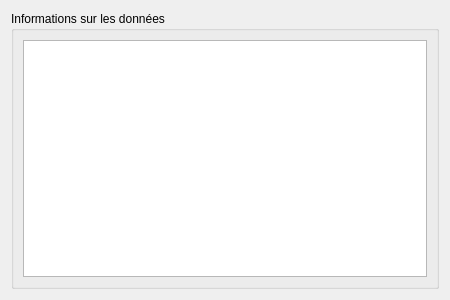
Before: the Qt Designer form views/about_data_dialog.ui in RoroTiti/OC_P5, drawn with Qt 5.
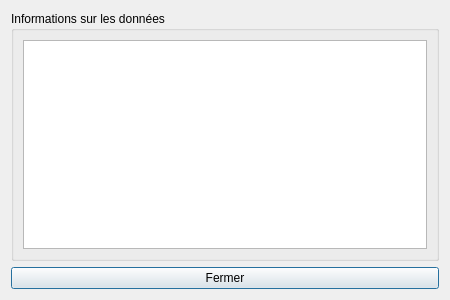
After: the same form once the commit is applied.

Commit message: Close buttons on dialogs

What changed in the file:
```diff
--- a/views/about_data_dialog.ui
+++ b/views/about_data_dialog.ui
@@ -39,6 +39,13 @@
      </layout>
     </widget>
    </item>
+   <item row="1" column="0">
+    <widget class="QPushButton" name="btn_close">
+     <property name="text">
+      <string>Fermer</string>
+     </property>
+    </widget>
+   </item>
   </layout>
  </widget>
  <resources/>
```
The commit also changes 7 other files.
